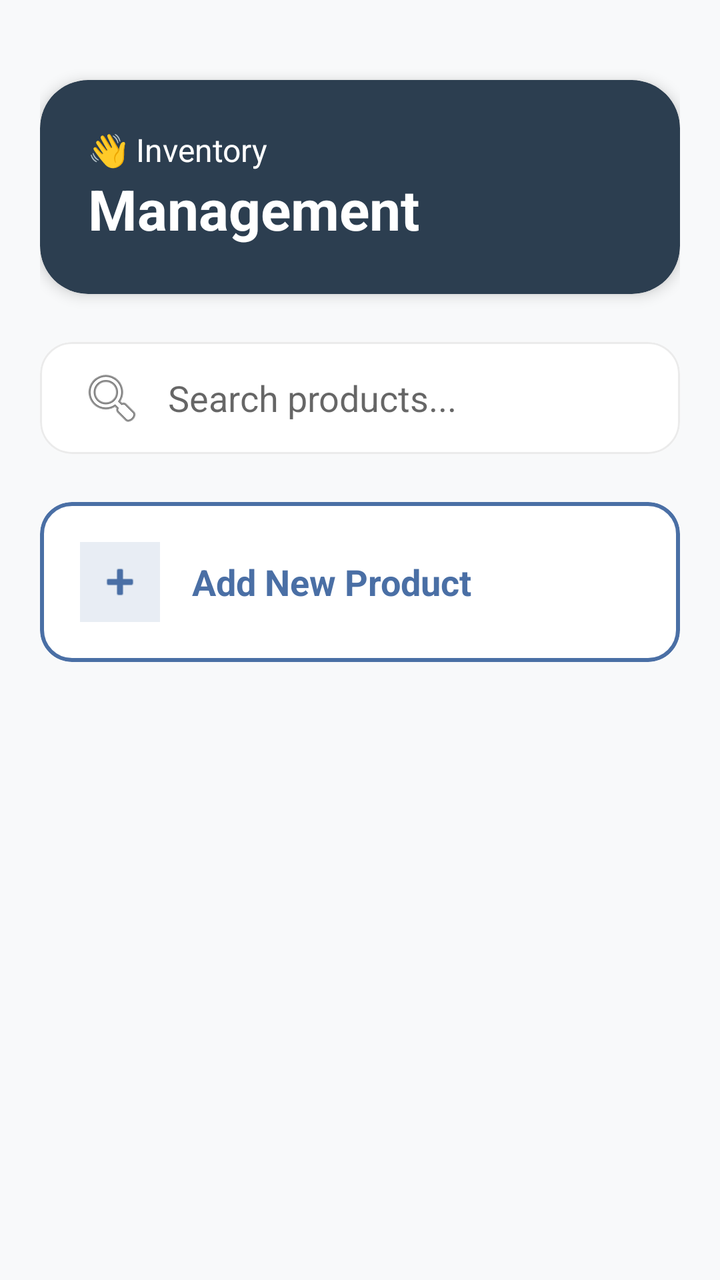
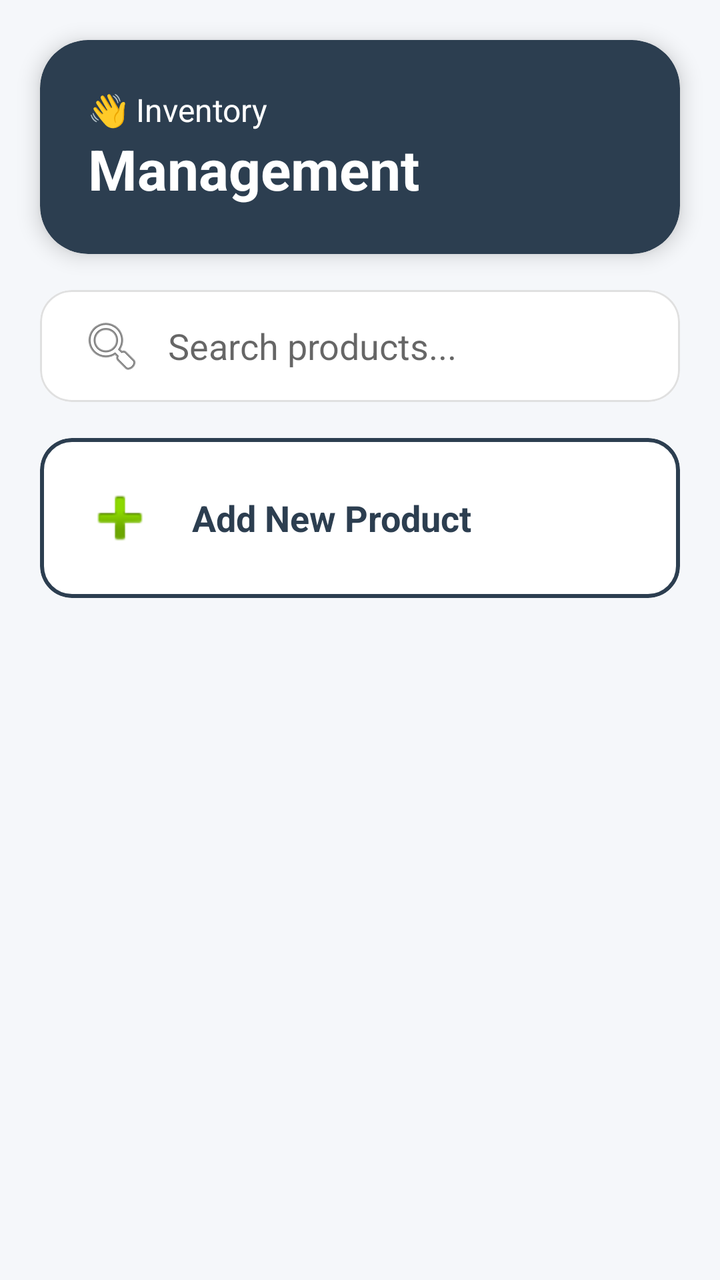

Compare the two renders of this Android layout. The source of the first and the diff that turns it into the second are given below.
<!-- AndroidManifest.xml: application theme Theme.StockWise -->
<!-- res/layout/activity_inventory.xml -->
<LinearLayout xmlns:android="http://schemas.android.com/apk/res/android"
    xmlns:app="http://schemas.android.com/apk/res-auto"
    android:id="@+id/main"
    android:layout_width="match_parent"
    android:layout_height="match_parent"
    android:background="@color/background_light"
    android:orientation="vertical"
    android:padding="20dp">

    <com.google.android.material.card.MaterialCardView
        android:layout_width="match_parent"
        android:layout_height="wrap_content"
        android:layout_marginBottom="24dp"
        app:cardBackgroundColor="#2C3E50"
        app:cardCornerRadius="24dp"
        android:layout_marginTop="20dp"
        app:cardElevation="4dp">

        <LinearLayout
            android:layout_width="match_parent"
            android:layout_height="wrap_content"
            android:orientation="vertical"
            android:padding="24dp">

            <TextView
                android:layout_width="wrap_content"
                android:layout_height="wrap_content"
                android:text="👋 Inventory"
                android:textColor="#FFFFFF"
                android:textSize="16sp" />

            <TextView
                android:layout_width="wrap_content"
                android:layout_height="wrap_content"
                android:text="Management"
                android:textColor="#FFFFFF"
                android:textSize="28sp"
                android:textStyle="bold" />
        </LinearLayout>
    </com.google.android.material.card.MaterialCardView>

    <com.google.android.material.card.MaterialCardView
        android:layout_width="match_parent"
        android:layout_height="56dp"
        android:layout_marginBottom="24dp"
        app:cardBackgroundColor="#FFFFFF"
        app:cardCornerRadius="16dp"
        app:cardElevation="0dp"
        app:strokeColor="@color/card_border"
        app:strokeWidth="1dp">

        <EditText
            android:layout_width="match_parent"
            android:layout_height="match_parent"
            android:background="@null"
            android:drawableStart="@android:drawable/ic_menu_search"
            android:drawablePadding="12dp"
            android:hint="Search products..."
            android:paddingHorizontal="20dp"
            android:inputType="text" />
    </com.google.android.material.card.MaterialCardView>

    <com.google.android.material.card.MaterialCardView
        android:id="@+id/btnAddProduct"
        android:layout_width="match_parent"
        android:layout_height="wrap_content"
        android:clickable="true"
        android:focusable="true"
        android:foreground="?attr/selectableItemBackground"
        app:cardBackgroundColor="#FFFFFF"
        app:cardCornerRadius="16dp"
        app:cardElevation="0dp"
        app:strokeColor="@color/rich_blue"
        app:strokeWidth="2dp">

        <LinearLayout
            android:layout_width="match_parent"
            android:layout_height="wrap_content"
            android:gravity="center_vertical"
            android:orientation="horizontal"
            android:padding="20dp">

            <ImageView
                android:layout_width="40dp"
                android:layout_height="40dp"
                android:background="#E8EDF4"
                android:padding="8dp"
                android:src="@android:drawable/ic_input_add"
                app:tint="@color/rich_blue" />

            <TextView
                android:layout_width="0dp"
                android:layout_height="wrap_content"
                android:layout_marginStart="16dp"
                android:layout_weight="1"
                android:text="Add New Product"
                android:textColor="@color/rich_blue"
                android:textSize="18sp"
                android:textStyle="bold" />
        </LinearLayout>
    </com.google.android.material.card.MaterialCardView>

    <androidx.recyclerview.widget.RecyclerView
        android:id="@+id/rvInventoryList"
        android:layout_width="match_parent"
        android:layout_height="0dp"
        android:layout_weight="1"
        android:layout_marginTop="20dp"
        android:clipToPadding="false"
        android:paddingBottom="20dp" />
</LinearLayout>
<!-- resources referenced by this layout -->
<resources>
  <color name="background_light">#F8F9FA</color>
  <color name="card_border">#EBEBEB</color>
  <color name="rich_blue">#4A6FA5</color>
  <style name="Theme.StockWise" parent="Theme.MaterialComponents.DayNight.NoActionBar">
          
          <item name="colorPrimary">@color/purple_500</item>
          <item name="colorPrimaryVariant">@color/purple_700</item>
          <item name="colorOnPrimary">@color/white</item>
          
          <item name="colorSecondary">@color/teal_200</item>
          <item name="colorSecondaryVariant">@color/teal_700</item>
          <item name="colorOnSecondary">@color/black</item>
          
          <item name="android:statusBarColor">?attr/colorPrimaryVariant</item>
          
          <item name="android:windowBackground">@drawable/stock</item>
          <item name="android:windowFullscreen">true</item>
  
      </style>
  <color name="purple_500">#FF6200EE</color>
  <color name="purple_700">#FF3700B3</color>
  <color name="white">#FFFFFFFF</color>
  <color name="teal_200">#FF03DAC5</color>
  <color name="teal_700">#FF018786</color>
  <color name="black">#FF000000</color>
  <!-- drawable stock: png bitmap (drawable, 66246 bytes) -->
</resources>

<!-- the commit's change to res/layout/activity_inventory.xml (unified diff, before → after) -->
@@ -1,34 +1,32 @@
+<?xml version="1.0" encoding="utf-8"?>
 <LinearLayout xmlns:android="http://schemas.android.com/apk/res/android"
     xmlns:app="http://schemas.android.com/apk/res-auto"
     android:id="@+id/main"
     android:layout_width="match_parent"
     android:layout_height="match_parent"
-    android:background="@color/background_light"
-    android:orientation="vertical"
-    android:padding="20dp">
+    android:background="#F5F7FA"
+    android:orientation="vertical">
 
     <com.google.android.material.card.MaterialCardView
         android:layout_width="match_parent"
         android:layout_height="wrap_content"
-        android:layout_marginBottom="24dp"
+        android:layout_marginTop="20dp"
+        android:layout_marginHorizontal="20dp"
+        android:layout_marginBottom="18dp"
         app:cardBackgroundColor="#2C3E50"
         app:cardCornerRadius="24dp"
-        android:layout_marginTop="20dp"
-        app:cardElevation="4dp">
-
+        app:cardElevation="6dp">
         <LinearLayout
             android:layout_width="match_parent"
             android:layout_height="wrap_content"
             android:orientation="vertical"
             android:padding="24dp">
-
             <TextView
                 android:layout_width="wrap_content"
                 android:layout_height="wrap_content"
                 android:text="👋 Inventory"
                 android:textColor="#FFFFFF"
                 android:textSize="16sp" />
-
             <TextView
                 android:layout_width="wrap_content"
                 android:layout_height="wrap_content"
@@ -42,13 +40,13 @@
     <com.google.android.material.card.MaterialCardView
         android:layout_width="match_parent"
         android:layout_height="56dp"
-        android:layout_marginBottom="24dp"
+        android:layout_marginHorizontal="20dp"
+        android:layout_marginBottom="18dp"
         app:cardBackgroundColor="#FFFFFF"
         app:cardCornerRadius="16dp"
         app:cardElevation="0dp"
-        app:strokeColor="@color/card_border"
+        app:strokeColor="#E0E0E0"
         app:strokeWidth="1dp">
-
         <EditText
             android:layout_width="match_parent"
             android:layout_height="match_parent"
@@ -56,56 +54,48 @@
             android:drawableStart="@android:drawable/ic_menu_search"
             android:drawablePadding="12dp"
             android:hint="Search products..."
-            android:paddingHorizontal="20dp"
-            android:inputType="text" />
+            android:paddingHorizontal="20dp" />
     </com.google.android.material.card.MaterialCardView>
 
     <com.google.android.material.card.MaterialCardView
         android:id="@+id/btnAddProduct"
         android:layout_width="match_parent"
         android:layout_height="wrap_content"
-        android:clickable="true"
-        android:focusable="true"
-        android:foreground="?attr/selectableItemBackground"
+        android:layout_marginHorizontal="20dp"
+        android:layout_marginBottom="20dp"
         app:cardBackgroundColor="#FFFFFF"
         app:cardCornerRadius="16dp"
         app:cardElevation="0dp"
-        app:strokeColor="@color/rich_blue"
+        app:strokeColor="#2C3E50"
         app:strokeWidth="2dp">
-
         <LinearLayout
             android:layout_width="match_parent"
             android:layout_height="wrap_content"
             android:gravity="center_vertical"
             android:orientation="horizontal"
             android:padding="20dp">
-
             <ImageView
                 android:layout_width="40dp"
                 android:layout_height="40dp"
-                android:background="#E8EDF4"
-                android:padding="8dp"
-                android:src="@android:drawable/ic_input_add"
-                app:tint="@color/rich_blue" />
-
+                android:src="@android:drawable/ic_input_add" />
             <TextView
-                android:layout_width="0dp"
+                android:layout_width="wrap_content"
                 android:layout_height="wrap_content"
                 android:layout_marginStart="16dp"
-                android:layout_weight="1"
                 android:text="Add New Product"
-                android:textColor="@color/rich_blue"
+                android:textStyle="bold"
                 android:textSize="18sp"
-                android:textStyle="bold" />
+                android:textColor="#2C3E50"/>
         </LinearLayout>
     </com.google.android.material.card.MaterialCardView>
 
     <androidx.recyclerview.widget.RecyclerView
+        android:layout_marginHorizontal="10dp"
         android:id="@+id/rvInventoryList"
         android:layout_width="match_parent"
         android:layout_height="0dp"
         android:layout_weight="1"
-        android:layout_marginTop="20dp"
         android:clipToPadding="false"
+        android:paddingHorizontal="20dp"
         android:paddingBottom="20dp" />
 </LinearLayout>
<!-- resource entries referenced after the edit -->
@@ -1,8 +1,5 @@
 <!-- resources referenced by this layout -->
 <resources>
-  <color name="background_light">#F8F9FA</color>
-  <color name="card_border">#EBEBEB</color>
-  <color name="rich_blue">#4A6FA5</color>
   <style name="Theme.StockWise" parent="Theme.MaterialComponents.DayNight.NoActionBar">
           
           <item name="colorPrimary">@color/purple_500</item>
